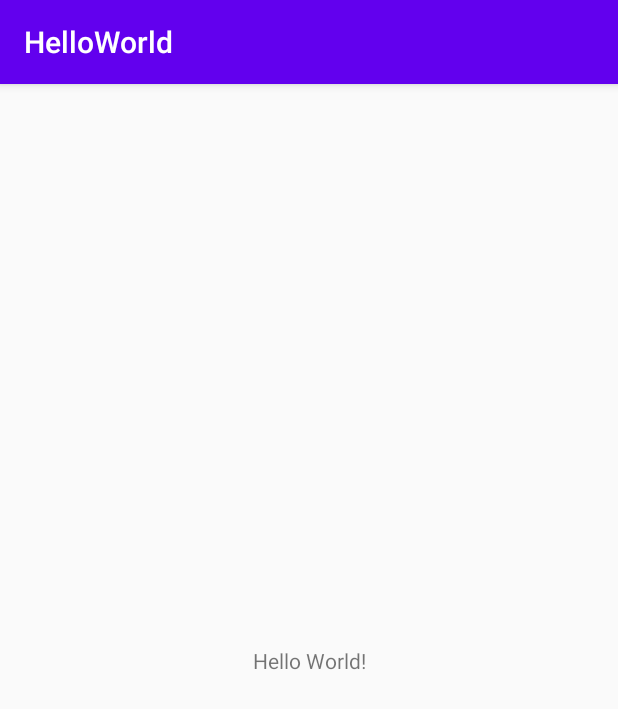
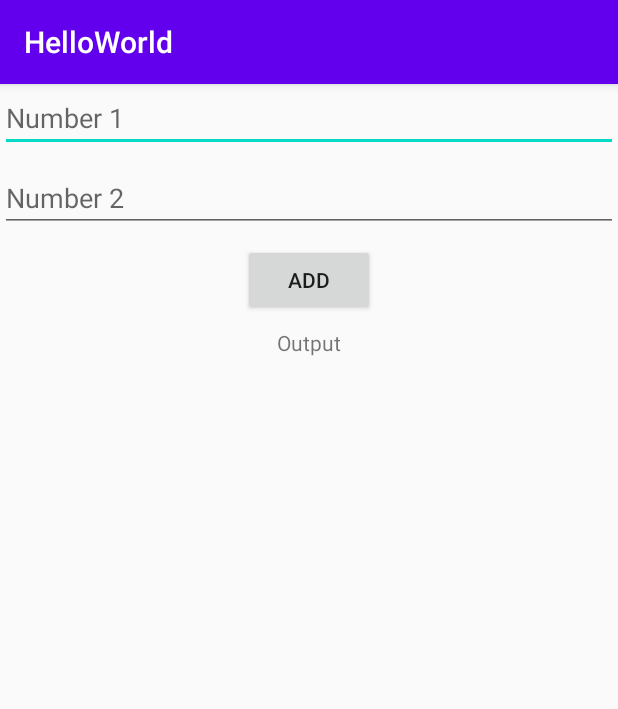
Before and after one commit to darellhendry/learn-tktpl-1706044023, an Android app: the screen it shows after launch (MainActivity), on a phone screen of 412 x 824 dp. Shown: the top 709 px of the screen. Run offline under Robolectric (Android 15) with nearby library versions, the phone set to English and light mode, and no system bars.

Commit message:
feat: add number feature for benchmarking

```diff
--- a/app/src/main/java/id/ac/ui/cs/mobileProgramming/helloworld/MainActivity.java
+++ b/app/src/main/java/id/ac/ui/cs/mobileProgramming/helloworld/MainActivity.java
@@ -3,12 +3,30 @@ package id.ac.ui.cs.mobileProgramming.helloworld;
 import androidx.appcompat.app.AppCompatActivity;
 
 import android.os.Bundle;
+import android.view.View;
+import android.widget.Button;
+import android.widget.EditText;
+import android.widget.TextView;
 
 public class MainActivity extends AppCompatActivity {
+    EditText mNumber1;
+    EditText mNumber2;
+    TextView mOutput;
 
     @Override
     protected void onCreate(Bundle savedInstanceState) {
         super.onCreate(savedInstanceState);
         setContentView(R.layout.activity_main);
+
+    }
+
+    public void onAdd(View view) {
+        mNumber1 = findViewById(R.id.field1);
+        mNumber2 = findViewById(R.id.field2);
+
+        double total = Double.parseDouble(mNumber1.getText().toString()) + Double.parseDouble(mNumber2.getText().toString());
+
+        mOutput = findViewById(R.id.output);
+        mOutput.setText(String.valueOf(total));
     }
 }
--- a/app/src/main/res/layout/activity_main.xml
+++ b/app/src/main/res/layout/activity_main.xml
@@ -6,13 +6,47 @@
     android:layout_height="match_parent"
     tools:context=".MainActivity">
 
-    <TextView
+    <EditText
+        android:id="@+id/field1"
+        android:layout_width="match_parent"
+        android:layout_height="wrap_content"
+        app:layout_constraintEnd_toEndOf="parent"
+        app:layout_constraintStart_toStartOf="parent"
+        app:layout_constraintTop_toTopOf="parent"
+        android:hint="Number 1"
+        android:inputType="number"/>
+
+    <EditText
+        android:id="@+id/field2"
+        android:layout_width="match_parent"
+        android:layout_height="wrap_content"
+        android:layout_marginTop="8dp"
+        app:layout_constraintEnd_toEndOf="parent"
+        app:layout_constraintStart_toStartOf="parent"
+        app:layout_constraintTop_toBottomOf="@+id/field1"
+        android:hint="Number 2"
+        android:inputType="number"/>
+
+    <Button
+        android:id="@+id/addButton"
         android:layout_width="wrap_content"
         android:layout_height="wrap_content"
-        android:text="Hello World!"
-        app:layout_constraintBottom_toBottomOf="parent"
-        app:layout_constraintLeft_toLeftOf="parent"
-        app:layout_constraintRight_toRightOf="parent"
-        app:layout_constraintTop_toTopOf="parent" />
+        android:layout_marginTop="8dp"
+        android:text="ADD"
+        app:layout_constraintEnd_toEndOf="parent"
+        app:layout_constraintStart_toStartOf="parent"
+        app:layout_constraintTop_toBottomOf="@+id/field2"
+        android:onClick="onAdd"/>
+
+    <TextView
+        android:id="@+id/output"
+        android:layout_width="match_parent"
+        android:layout_height="wrap_content"
+        android:layout_marginTop="8dp"
+        android:text="Output"
+        app:layout_constraintEnd_toEndOf="parent"
+        app:layout_constraintStart_toStartOf="parent"
+        app:layout_constraintTop_toBottomOf="@+id/addButton"
+        android:textAlignment="center"/>
 
 </androidx.constraintlayout.widget.ConstraintLayout>
```
Also changed, not shown: app/src/main/cpp/CMakeLists.txt (added, +44 -0 lines), 1 other file.
